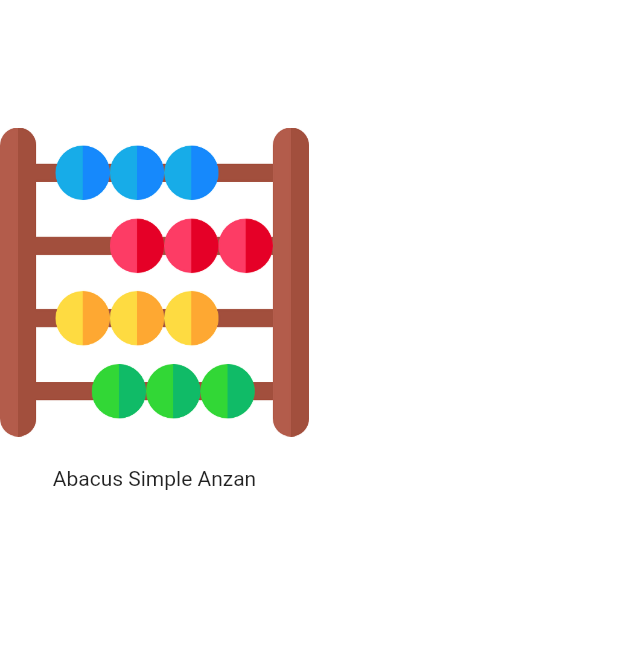
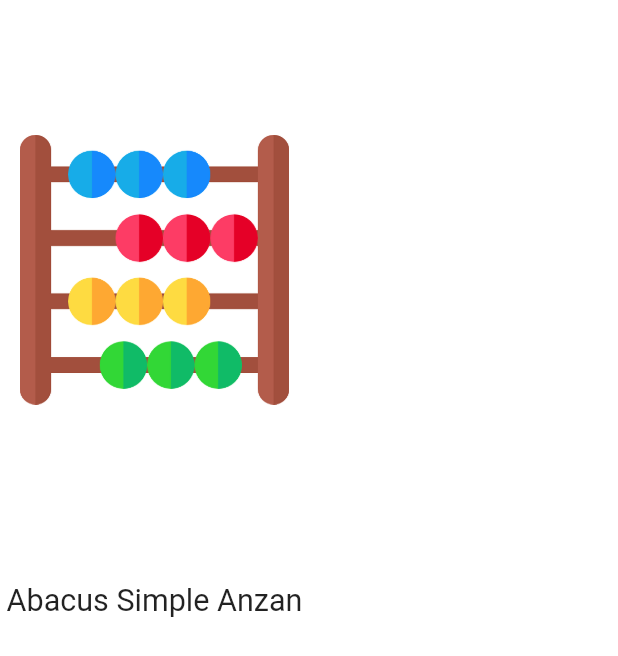
Before and after one commit to semanticist21/simple-anzan, a Flutter app: the Loading widget shown alone on an empty page, opened directly, on a phone screen of 412 x 824 dp. Shown: the top 656 px of the screen. Run offline on Flutter 3.47's test engine with Material 2 defaults, Android fonts, the phone set to English and light mode, and no system bars; our stand-ins replace just_audio, shared_preferences, universal_io; accounts and stored records are empty.

```diff
--- a/lib/loading.dart
+++ b/lib/loading.dart
@@ -4,14 +4,13 @@ import 'package:flutter/material.dart';
 class Loading extends StatefulWidget {
   const Loading({super.key});
 
+  static Image image = Image.asset('assets/icon_512.png');
+
   @override
   State<Loading> createState() => _LoadingState();
 }
 
 class _LoadingState extends State<Loading> {
-  final Image asset = Image.asset('assets/icon_512.png');
-  var _visible = false;
-
   @override
   void didChangeDependencies() {
     super.didChangeDependencies();
@@ -22,15 +21,24 @@ class _LoadingState extends State<Loading> {
   Widget build(BuildContext context) {
     return Container(
       color: Colors.white,
-      child: FractionallySizedBox(
+      child: FutureBuilder(
+          future: loadImage(),
+          builder: (context, snapshot) {
+            if (!snapshot.hasData) {
+              return const SizedBox();
+            } else {
+              return FractionallySizedBox(
                   widthFactor: 0.5,
                   heightFactor: 0.5,
-          child: Visibility(
-              visible: _visible,
+                  child: FittedBox(
                       child: Column(
                           mainAxisAlignment: MainAxisAlignment.center,
                           children: [
-                    asset,
+                        SizedBox(
+                          width: MediaQuery.of(context).size.width * 0.3,
+                          height: MediaQuery.of(context).size.height * 0.3,
+                          child: Loading.image,
+                        ),
                         const SizedBox(height: 20),
                         FittedBox(
                             child: Text(LocalizationChecker.appName,
@@ -38,16 +46,14 @@ class _LoadingState extends State<Loading> {
                                     color: Colors.black87,
                                     decoration: TextDecoration.none,
                                     fontWeight: FontWeight.normal)))
-                  ]))),
+                      ])));
+            }
+          }),
     );
   }
 
-  Future<void> loadImage() async {
-    await precacheImage(asset.image, context);
-    if (context.mounted) {
-      setState(() {
-        _visible = true;
-      });
+  Future<bool> loadImage() async {
+    await precacheImage(Loading.image.image, context);
+    return Future.value(true);
   }
 }
-}
--- a/lib/main.dart
+++ b/lib/main.dart
@@ -15,7 +15,9 @@ import 'dart:async';
 
 import 'loading.dart';
 
-void main() => runApp(const MyApp());
+void main() {
+  runApp(const MyApp());
+}
 
 class MyApp extends StatelessWidget {
   const MyApp({super.key});
```
Also changed, not shown: lib/src/settings/option/sound_option.dart (+20 -13 lines). Lines whose indentation alone changed are shown as unchanged.
